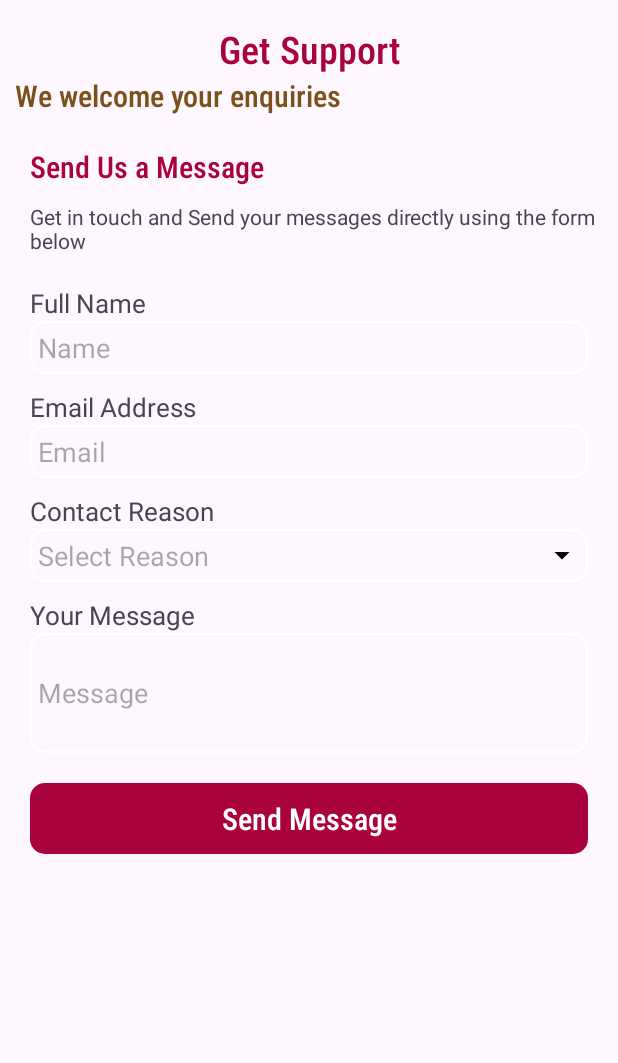
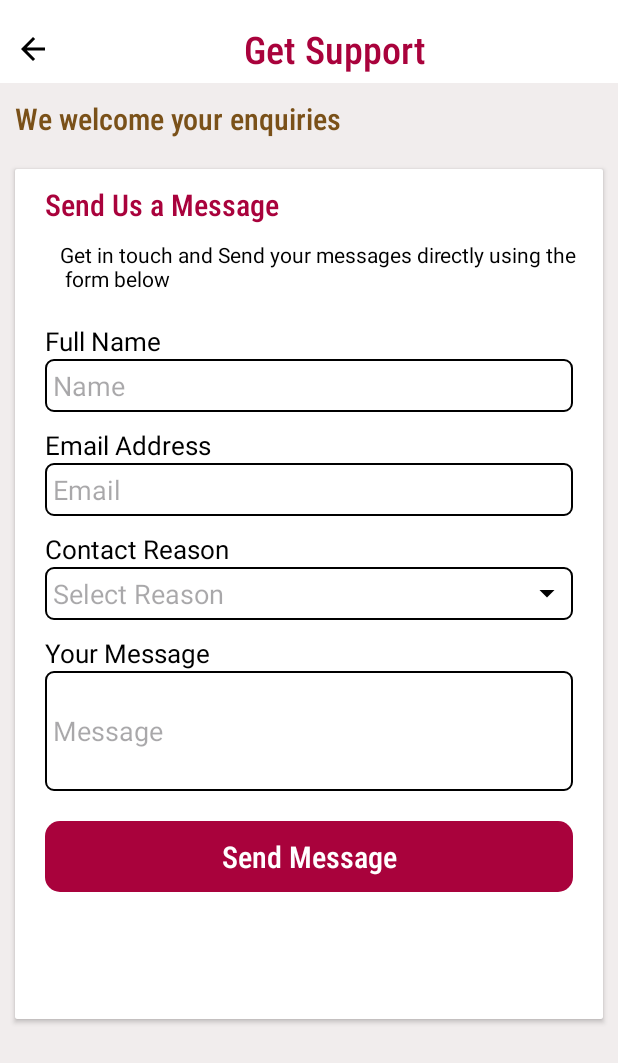
Before and after one commit to abhiram-b-ashok/get_support_android, an Android app: the screen it shows after launch (GetSupportActivity), on a phone screen of 412 x 824 dp. Shown: the top 1063 px of the screen. Run offline under Robolectric (Android 15) with nearby library versions, the phone set to English and light mode, and no system bars.

Commit message:
perfect working get support activity

```diff
--- a/app/src/main/java/com/example/myprogressbar/getsupport/Adapter.kt
+++ b/app/src/main/java/com/example/myprogressbar/getsupport/Adapter.kt
@@ -26,10 +26,6 @@ class Adapter(private val reasonList: List<Reasons>): RecyclerView.Adapter<Adapt
         fun bind(reason: Reasons, onItemClicked: ((Reasons) -> Unit)?=null) {
             binding.apply {
                 reasonText.text = reason.reasons
-                if(reason.isSelected)
-                {
-                    reasonText.setBackgroundResource(R.drawable.selected_reason_background)
-                }
                 root.setOnClickListener {
                     onItemClicked?.invoke(reason)
                 }
--- a/app/src/main/java/com/example/myprogressbar/getsupport/BottomSheetFragment.kt
+++ b/app/src/main/java/com/example/myprogressbar/getsupport/BottomSheetFragment.kt
@@ -32,6 +32,7 @@ class BottomSheetFragment : BottomSheetDialogFragment() {
             Reasons("Riding academy")
         )
 
+
         adapter = Adapter(list)
         adapter.onItemClicked = { selectedReason ->
             (activity as? GetSupportActivity)?.setSelectedValue(selectedReason.reasons)
--- a/app/src/main/java/com/example/myprogressbar/getsupport/GetSupportActivity.kt
+++ b/app/src/main/java/com/example/myprogressbar/getsupport/GetSupportActivity.kt
@@ -57,9 +57,9 @@ class GetSupportActivity : AppCompatActivity() {
             })
 
             nameValue.addTextChangedListener {nameError.visibility = View.GONE}
-            nameValue.addTextChangedListener {nameError.visibility = View.GONE}
-            nameValue.addTextChangedListener {nameError.visibility = View.GONE}
-            nameValue.addTextChangedListener {nameError.visibility = View.GONE}
+            mailValue.addTextChangedListener {mailError.visibility = View.GONE}
+            reasonValue.addTextChangedListener {reasonError.visibility = View.GONE}
+            messageValue.addTextChangedListener {messageError.visibility = View.GONE}
 
 
         }
--- /dev/null
+++ b/app/src/main/res/drawable/arrow_back.xml
@@ -0,0 +1,5 @@
+<vector xmlns:android="http://schemas.android.com/apk/res/android" android:autoMirrored="true" android:height="24dp" android:tint="#000000" android:viewportHeight="24" android:viewportWidth="24" android:width="24dp">
+
+    <path android:fillColor="@android:color/white" android:pathData="M20,11H7.83l5.59,-5.59L12,4l-8,8 8,8 1.41,-1.41L7.83,13H20v-2z"/>
+
+</vector>
--- a/app/src/main/res/drawable/form_edittext_background.xml
+++ b/app/src/main/res/drawable/form_edittext_background.xml
@@ -1,5 +1,5 @@
 <?xml version="1.0" encoding="utf-8"?>
 <shape xmlns:android="http://schemas.android.com/apk/res/android" android:shape="rectangle">
-<corners android:radius="10dp"/>
-    <stroke android:width="1dp" android:color="@color/white"/>
+<corners android:radius="5dp"/>
+    <stroke android:width="1dp" android:color="@color/black"/>
 </shape>
--- a/app/src/main/res/drawable/selected_reason_background.xml
+++ /dev/null
@@ -1,5 +0,0 @@
-<?xml version="1.0" encoding="utf-8"?>
-<shape xmlns:android="http://schemas.android.com/apk/res/android" android:shape="rectangle">
-<corners android:radius="10dp"/>
-    <stroke android:color="#FFC107" android:width="2dp"/>
-</shape>
--- a/app/src/main/res/layout/activity_get_support.xml
+++ b/app/src/main/res/layout/activity_get_support.xml
@@ -5,225 +5,265 @@
     android:id="@+id/main"
     android:layout_width="match_parent"
     android:layout_height="match_parent"
+    android:background="#F1EDED"
     tools:context=".getsupport.GetSupportActivity">
-    <TextView
-        android:layout_marginTop="15dp"
-        app:layout_constraintStart_toStartOf="parent"
-        app:layout_constraintTop_toTopOf="parent"
+
+    <androidx.constraintlayout.widget.ConstraintLayout
+        android:id="@+id/heading"
         android:layout_width="match_parent"
         android:layout_height="wrap_content"
-        android:text="Get Support"
-       android:gravity="center"
-        android:id="@+id/heading"
-        android:textSize="25sp"
-        android:fontFamily="sans-serif-condensed-medium"
-        android:textColor="#A9023C"/>
-    <TextView
-        android:layout_width="match_parent"
-        android:layout_height="wrap_content"
+        android:background="@color/white"
         app:layout_constraintStart_toStartOf="parent"
-        app:layout_constraintTop_toBottomOf="@+id/heading"
-        android:id="@+id/subHeading"
-        android:layout_marginStart="10dp"
-        android:fontFamily="sans-serif-condensed-medium"
-        android:textSize="20sp"
-        android:textColor="#7A5119"
-        android:text="We welcome your enquiries"/>
-    <ScrollView
-        android:layout_width="match_parent"
-        android:layout_height="wrap_content"
-        app:layout_constraintStart_toStartOf="parent"
-        app:layout_constraintTop_toBottomOf="@+id/subHeading">
-        <androidx.constraintlayout.widget.ConstraintLayout
-            android:layout_width="match_parent"
-            android:layout_height="wrap_content"
-            android:id="@+id/supportParent"
-            android:layout_marginVertical="20dp"
-            android:layout_marginHorizontal="10dp"
-            >
+        app:layout_constraintTop_toTopOf="parent">
+
         <TextView
             android:layout_width="match_parent"
             android:layout_height="wrap_content"
-            android:text="Send Us a Message"
-            android:textSize="20sp"
+            android:layout_marginStart="10dp"
+            android:layout_marginTop="15dp"
+            android:drawableStart="@drawable/arrow_back"
+            android:fontFamily="sans-serif-condensed-medium"
+            android:gravity="center"
+            android:paddingBottom="5dp"
+            android:text="Get Support"
             android:textColor="#A9023C"
-            android:layout_marginStart="10dp"
-            android:id="@+id/formHeading"
-            android:fontFamily="sans-serif-condensed-medium"
+            android:textSize="25sp"
             app:layout_constraintStart_toStartOf="parent"
-            app:layout_constraintTop_toTopOf="parent"/>
+            app:layout_constraintTop_toTopOf="parent" />
+    </androidx.constraintlayout.widget.ConstraintLayout>
+
+
+    <TextView
+        android:id="@+id/subHeading"
+        android:layout_width="match_parent"
+        android:layout_height="wrap_content"
+        android:layout_marginStart="10dp"
+        android:layout_marginTop="10dp"
+        android:fontFamily="sans-serif-condensed-medium"
+        android:text="We welcome your enquiries"
+        android:textColor="#7A5119"
+        android:textSize="20sp"
+        app:layout_constraintStart_toStartOf="parent"
+        app:layout_constraintTop_toBottomOf="@+id/heading" />
+
+    <androidx.cardview.widget.CardView
+        android:layout_width="match_parent"
+        android:layout_height="wrap_content"
+        android:layout_marginHorizontal="10dp"
+        android:layout_marginVertical="20dp"
+        app:layout_constraintStart_toStartOf="parent"
+        app:layout_constraintTop_toBottomOf="@+id/subHeading">
+
+        <androidx.constraintlayout.widget.ConstraintLayout
+            android:id="@+id/supportParent"
+            android:layout_width="match_parent"
+            android:layout_height="wrap_content"
+            android:background="@color/white"
+            android:paddingHorizontal="10dp"
+            android:paddingVertical="10dp">
+
             <TextView
+                android:id="@+id/formHeading"
+                android:layout_width="match_parent"
+                android:layout_height="wrap_content"
+                android:layout_marginStart="10dp"
+                android:fontFamily="sans-serif-condensed-medium"
+                android:text="Send Us a Message"
+                android:textColor="#A9023C"
+                android:textSize="20sp"
+                app:layout_constraintStart_toStartOf="parent"
+                app:layout_constraintTop_toTopOf="parent" />
+
+            <TextView
+                android:id="@+id/formSubHeading"
                 android:layout_width="wrap_content"
                 android:layout_height="wrap_content"
-                android:id="@+id/formSubHeading"
+                android:layout_marginVertical="10dp"
+                android:layout_marginStart="15dp"
+                android:maxLines="2"
+                android:text="Get in touch and Send your messages directly using the \n form below"
+                android:textColor="@color/black"
+                app:layout_constraintEnd_toEndOf="parent"
                 app:layout_constraintStart_toStartOf="parent"
-                app:layout_constraintTop_toBottomOf="@+id/formHeading"
-                android:layout_marginHorizontal="10dp"
-                android:maxLines="2"
-                android:layout_marginVertical="10dp"
-                android:text="Get in touch and Send your messages directly using the form below"
-                />
+                app:layout_constraintTop_toBottomOf="@+id/formHeading" />
+
             <TextView
+                android:id="@+id/nameLabel"
                 android:layout_width="match_parent"
                 android:layout_height="wrap_content"
+                android:layout_marginStart="10dp"
+                android:layout_marginTop="20dp"
                 android:text="Full Name"
-                android:id="@+id/nameLabel"
-                android:layout_marginStart="10dp"
+                android:textColor="@color/black"
+                android:textSize="17sp"
                 app:layout_constraintStart_toStartOf="parent"
-                app:layout_constraintTop_toBottomOf="@+id/formSubHeading"
+                app:layout_constraintTop_toBottomOf="@+id/formSubHeading" />
 
-                android:layout_marginTop="20dp"
-                android:textSize="17sp"/>
             <EditText
+                android:id="@+id/nameValue"
                 android:layout_width="match_parent"
                 android:layout_height="wrap_content"
-                android:id="@+id/nameValue"
                 android:layout_marginHorizontal="10dp"
-                app:layout_constraintTop_toBottomOf="@+id/nameLabel"
-                app:layout_constraintStart_toStartOf="parent"
-                android:padding="5dp"
                 android:background="@drawable/form_edittext_background"
                 android:hint="Name"
-                />
+                android:padding="5dp"
+                android:textColor="@color/black"
+                app:layout_constraintStart_toStartOf="parent"
+                app:layout_constraintTop_toBottomOf="@+id/nameLabel" />
+
             <TextView
+                android:id="@+id/nameError"
                 android:layout_width="wrap_content"
                 android:layout_height="wrap_content"
+                android:text="This field is required"
                 android:textColor="#F44336"
                 android:visibility="gone"
-                android:id="@+id/nameError"
-                android:text="This field is required"
                 app:layout_constraintStart_toStartOf="@+id/nameLabel"
-                app:layout_constraintTop_toBottomOf="@+id/nameValue"/>
+                app:layout_constraintTop_toBottomOf="@+id/nameValue" />
+
             <TextView
+                android:id="@+id/mailLabel"
                 android:layout_width="match_parent"
                 android:layout_height="wrap_content"
+                android:layout_marginVertical="10dp"
+                android:layout_marginStart="10dp"
                 android:text="Email Address"
-                android:id="@+id/mailLabel"
-                android:layout_marginStart="10dp"
+                android:textColor="@color/black"
+                android:textSize="17sp"
                 app:layout_constraintStart_toStartOf="parent"
-                app:layout_constraintTop_toBottomOf="@+id/nameError"
-                android:layout_marginVertical="10dp"
-                android:textSize="17sp"/>
+                app:layout_constraintTop_toBottomOf="@+id/nameError" />
+
             <EditText
+                android:id="@+id/mailValue"
                 android:layout_width="match_parent"
                 android:layout_height="wrap_content"
-                android:id="@+id/mailValue"
                 android:layout_marginHorizontal="10dp"
-                app:layout_constraintTop_toBottomOf="@+id/mailLabel"
-                app:layout_constraintStart_toStartOf="parent"
                 android:background="@drawable/form_edittext_background"
+                android:hint="Email"
                 android:inputType="textEmailAddress"
-                android:hint="Email"
                 android:maxLines="1"
                 android:padding="5dp"
-                />
+                android:textColor="@color/black"
+                app:layout_constraintStart_toStartOf="parent"
+                app:layout_constraintTop_toBottomOf="@+id/mailLabel" />
+
             <TextView
+                android:id="@+id/mailError"
                 android:layout_width="wrap_content"
                 android:layout_height="wrap_content"
+                android:text="This field is required"
                 android:textColor="#F44336"
                 android:visibility="gone"
-                android:id="@+id/mailError"
-                android:text="This field is required"
                 app:layout_constraintStart_toStartOf="@+id/mailLabel"
-                app:layout_constraintTop_toBottomOf="@+id/mailValue"/>
+                app:layout_constraintTop_toBottomOf="@+id/mailValue" />
+
             <TextView
+                android:id="@+id/reasonLabel"
                 android:layout_width="match_parent"
                 android:layout_height="match_parent"
+                android:layout_marginVertical="10dp"
+                android:layout_marginStart="10dp"
                 android:text="Contact Reason"
-                android:id="@+id/reasonLabel"
-                android:layout_marginStart="10dp"
+                android:textColor="@color/black"
+                android:textSize="17sp"
                 app:layout_constraintStart_toStartOf="parent"
-                app:layout_constraintTop_toBottomOf="@+id/mailError"
-                android:layout_marginVertical="10dp"
-                android:textSize="17sp"/>
+                app:layout_constraintTop_toBottomOf="@+id/mailError" />
+
             <EditText
+                android:id="@+id/reasonValue"
                 android:layout_width="match_parent"
                 android:layout_height="wrap_content"
-                android:id="@+id/reasonValue"
                 android:layout_marginHorizontal="10dp"
-                app:layout_constraintTop_toBottomOf="@+id/reasonLabel"
+                android:background="@drawable/form_edittext_background"
+                android:drawableEnd="@drawable/drop_down"
+                android:focusable="false"
+                android:hint="Select Reason"
+                android:padding="5dp"
+                android:textColor="@color/black"
                 app:layout_constraintStart_toStartOf="parent"
-                android:background="@drawable/form_edittext_background"
-                android:hint="Select Reason"
-                android:focusable="false"
-                android:padding="5dp"
-                android:drawableEnd="@drawable/drop_down"
-                />
+                app:layout_constraintTop_toBottomOf="@+id/reasonLabel" />
+
             <TextView
+                android:id="@+id/reasonError"
                 android:layout_width="wrap_content"
                 android:layout_height="wrap_content"
+                android:text="This field is required"
                 android:textColor="#F44336"
                 android:visibility="gone"
-                android:id="@+id/reasonError"
-                android:text="This field is required"
                 app:layout_constraintStart_toStartOf="@+id/reasonLabel"
-                app:layout_constraintTop_toBottomOf="@+id/reasonValue"/>
+                app:layout_constraintTop_toBottomOf="@+id/reasonValue" />
+
             <TextView
+                android:id="@+id/messageLabel"
                 android:layout_width="match_parent"
                 android:layout_height="match_parent"
+                android:layout_marginVertical="10dp"
+                android:layout_marginStart="10dp"
                 android:text="Your Message"
-                android:id="@+id/messageLabel"
-                android:layout_marginStart="10dp"
+                android:textColor="@color/black"
+                android:textSize="17sp"
                 app:layout_constraintStart_toStartOf="parent"
-                app:layout_constraintTop_toBottomOf="@+id/reasonError"
-                android:layout_marginVertical="10dp"
-                android:textSize="17sp"/>
+                app:layout_constraintTop_toBottomOf="@+id/reasonError" />
+
             <EditText
+                android:id="@+id/messageValue"
                 android:layout_width="match_parent"
                 android:layout_height="80dp"
-                android:id="@+id/messageValue"
                 android:layout_marginHorizontal="10dp"
-                app:layout_constraintTop_toBottomOf="@+id/messageLabel"
-                app:layout_constraintStart_toStartOf="parent"
                 android:background="@drawable/form_edittext_background"
-                android:inputType="textEmailAddress"
                 android:hint="Message"
+                android:inputType="textMultiLine"
                 android:maxLines="3"
                 android:padding="5dp"
-                />
+                android:textColor="@color/black"
+                app:layout_constraintStart_toStartOf="parent"
+                app:layout_constraintTop_toBottomOf="@+id/messageLabel" />
+
             <TextView
+                android:id="@+id/messageError"
                 android:layout_width="wrap_content"
                 android:layout_height="wrap_content"
+                android:text="This field is required"
                 android:textColor="#F44336"
                 android:visibility="gone"
-                android:text="This field is required"
-                android:id="@+id/messageError"
                 app:layout_constraintStart_toStartOf="@+id/messageLabel"
-                app:layout_constraintTop_toBottomOf="@+id/messageValue"/>
+                app:layout_constraintTop_toBottomOf="@+id/messageValue" />
 
             <TextView
-                android:layout_marginTop="20dp"
+                android:id="@+id/sendButton"
                 android:layout_width="match_parent"
                 android:layout_height="wrap_content"
-                android:id="@+id/sendButton"
+                android:layout_marginHorizontal="10dp"
+                android:layout_marginTop="20dp"
+                android:background="@drawable/send_button_shape"
+                android:fontFamily="sans-serif-condensed-medium"
+                android:gravity="center"
+                android:padding="10dp"
+                android:text="Send Message"
+                android:textColor="@color/white"
+                android:textSize="20sp"
                 app:layout_constraintStart_toStartOf="parent"
-                app:layout_constraintTop_toBottomOf="@+id/messageError"
-                android:text="Send Message"
-                android:layout_marginHorizontal="10dp"
-                android:gravity="center"
-                android:textColor="@color/white"
-                android:fontFamily="sans-serif-condensed-medium"
-                android:textSize="20sp"
-                android:background="@drawable/send_button_shape"
-                android:padding="10dp"/>
+                app:layout_constraintTop_toBottomOf="@+id/messageError" />
+
             <TextView
-                android:layout_marginTop="30dp"
+                android:id="@+id/sendOutput"
                 android:layout_width="wrap_content"
                 android:layout_height="wrap_content"
+                android:layout_marginTop="30dp"
+                android:layout_marginBottom="20dp"
+                android:text="Your message has been sent"
                 android:textColor="#4CAF50"
                 android:textSize="18sp"
                 android:visibility="invisible"
-                android:id="@+id/sendOutput"
+                app:layout_constraintBottom_toBottomOf="parent"
+                app:layout_constraintEnd_toEndOf="parent"
                 app:layout_constraintStart_toStartOf="parent"
-                app:layout_constraintEnd_toEndOf="parent"
-                app:layout_constraintTop_toBottomOf="@id/sendButton"
-                app:layout_constraintBottom_toBottomOf="parent"
-                android:text="Your message has been sent"/>
+                app:layout_constraintTop_toBottomOf="@id/sendButton" />
 
 
         </androidx.constraintlayout.widget.ConstraintLayout>
 
-    </ScrollView>
+    </androidx.cardview.widget.CardView>
 
 
 </androidx.constraintlayout.widget.ConstraintLayout>
--- a/app/src/main/res/layout/fragment_bottom_sheet.xml
+++ b/app/src/main/res/layout/fragment_bottom_sheet.xml
@@ -2,6 +2,7 @@
 <androidx.constraintlayout.widget.ConstraintLayout xmlns:android="http://schemas.android.com/apk/res/android"
     android:layout_width="match_parent"
     android:layout_height="match_parent"
+    android:background="@color/white"
     xmlns:app="http://schemas.android.com/apk/res-auto">
     <TextView
         android:layout_marginTop="15dp"
--- a/app/src/main/res/layout/reasons_recycler_layout.xml
+++ b/app/src/main/res/layout/reasons_recycler_layout.xml
@@ -12,6 +12,7 @@
         android:layout_height="wrap_content"
         android:id="@+id/reasonText"
         tools:text="Reason"
+        android:textColor="@color/black"
         android:textSize="15sp"
         android:padding="5dp"
         android:background="@drawable/form_edittext_background"
--- a/app/src/main/res/values-night/themes.xml
+++ b/app/src/main/res/values-night/themes.xml
@@ -4,4 +4,10 @@
         <!-- Customize your dark theme here. -->
         <!-- <item name="colorPrimary">@color/my_dark_primary</item> -->
     </style>
+    ' <style name="BottomSheetDialog" parent ="Theme.Design.Light.BottomSheetDialog">
+    <item name="bottomSheetStyle">@style/bottomSheetStyleWrapper</item>
+</style>
+    <style name="bottomSheetStyleWrapper" parent="Widget.Design.BottomSheet.Modal">
+        <item name="android:background">@android:color/transparent</item>
+    </style>
 </resources>
--- a/app/src/main/res/values/themes.xml
+++ b/app/src/main/res/values/themes.xml
@@ -4,6 +4,12 @@
         <!-- Customize your light theme here. -->
         <!-- <item name="colorPrimary">@color/my_light_primary</item> -->
     </style>
+    <style name="BottomSheetDialog" parent ="Theme.Design.Light.BottomSheetDialog">
+        <item name="bottomSheetStyle">@style/bottomSheetStyleWrapper</item>
+    </style>
+    <style name="bottomSheetStyleWrapper" parent="Widget.Design.BottomSheet.Modal">
+        <item name="android:background">@android:color/transparent</item>
+    </style>
 
     <style name="Theme.MyProgressBar" parent="Base.Theme.MyProgressBar" />
 </resources>
```
